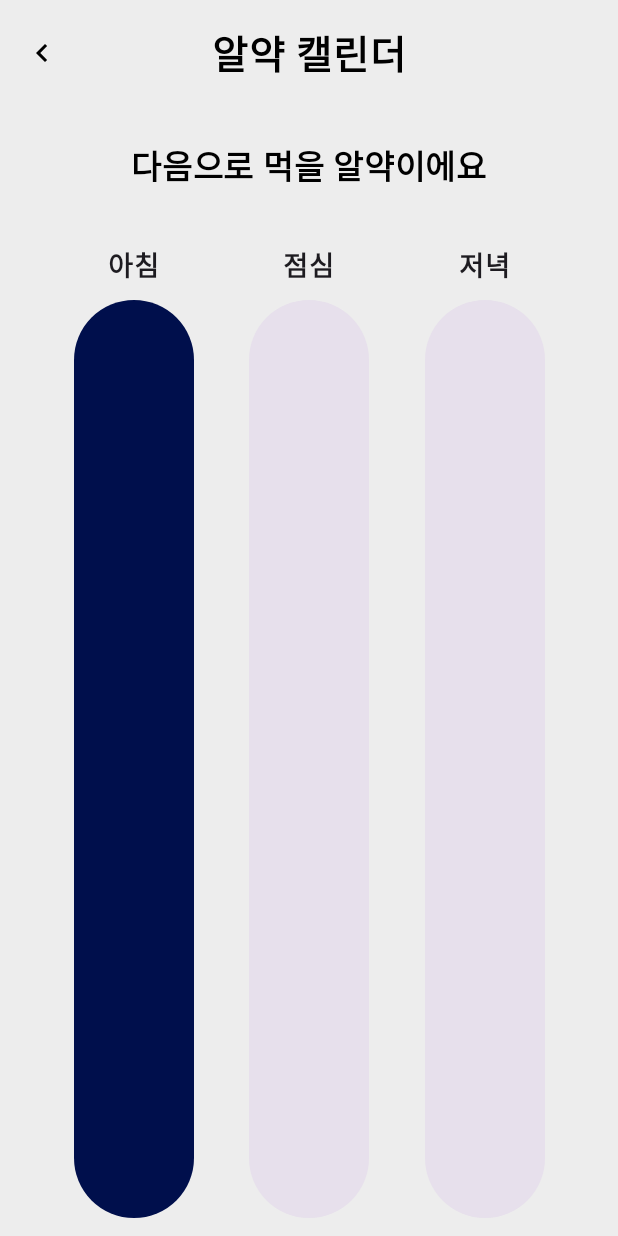
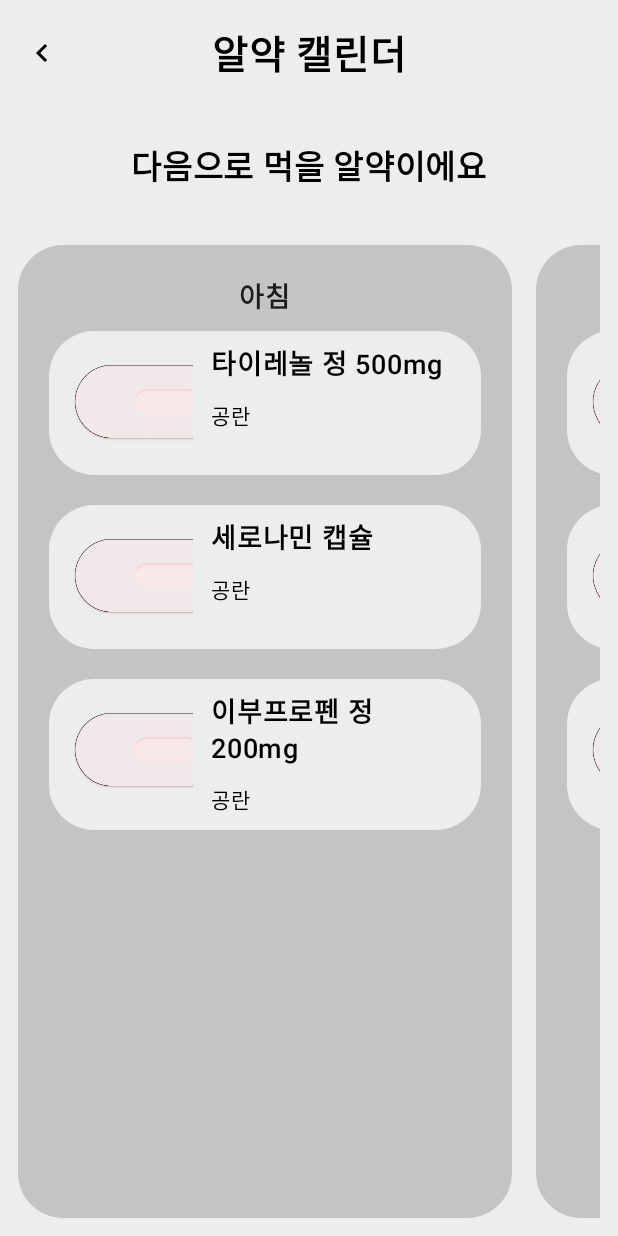
Before and after one commit to illujun/Capstone-Design, an Android app built with Jetpack Compose: the composable PillCalendar shown on its own in the app's theme, on a phone screen of 412 x 824 dp. Run offline under Robolectric (Android 15) with nearby library versions, the phone set to English and light mode, and no system bars; pictures from the network do not load.

Commit message:
calendar complete

```diff
--- a/Findpill/app/src/main/java/com/example/findpill/ui/component/PillList.kt
+++ b/Findpill/app/src/main/java/com/example/findpill/ui/component/PillList.kt
@@ -12,6 +12,7 @@ import androidx.compose.runtime.Composable
 import androidx.compose.ui.Modifier
 import androidx.compose.ui.res.painterResource
 import androidx.compose.ui.text.font.FontWeight
+import androidx.compose.ui.tooling.preview.Preview
 import androidx.compose.ui.unit.dp
 import androidx.compose.ui.unit.sp
 import coil.compose.rememberAsyncImagePainter
@@ -20,17 +21,16 @@ import com.example.findpill.R
 
 @Composable
 fun Pill(pill: PillInfo, onClick: () -> Unit) {
-    Card(
+    Box(
         modifier = Modifier
             .fillMaxWidth()
             .clickable { onClick() }
-            .background(MaterialTheme.colorScheme.onSecondary, shape = RoundedCornerShape(12.dp))
-            .padding(16.dp),
-        shape = RoundedCornerShape(16.dp)
+            .background(MaterialTheme.colorScheme.secondary, shape = RoundedCornerShape(30.dp))
+            .padding(vertical=8.dp),
     ) {
         Row(
-            modifier = Modifier.padding(16.dp),
-            horizontalArrangement = Arrangement.spacedBy(10.dp)
+            modifier = Modifier.padding(horizontal = 16.dp),
+            horizontalArrangement = Arrangement.spacedBy(12.dp)
         ) {
             Image(
                 painter = rememberAsyncImagePainter(
@@ -41,7 +41,9 @@ fun Pill(pill: PillInfo, onClick: () -> Unit) {
                 contentDescription = null,
                 modifier = Modifier.size(80.dp)
             )
-            Column {
+            Column (
+                verticalArrangement = Arrangement.spacedBy(10.dp)
+            ) {
                 Text(
                     pill.name,
                     fontWeight = FontWeight.SemiBold,
@@ -52,7 +54,6 @@ fun Pill(pill: PillInfo, onClick: () -> Unit) {
                     pill.description,
                     fontSize = 14.sp,
                     color = MaterialTheme.colorScheme.onSurface,
-                    modifier = Modifier.padding(top = 12.dp)
                 )
             }
         }
--- a/Findpill/app/src/main/java/com/example/findpill/ui/screen/Loading.kt
+++ b/Findpill/app/src/main/java/com/example/findpill/ui/screen/Loading.kt
@@ -84,6 +84,7 @@ fun Loading(navController: NavController){
                 confirmButton = {
                     Button(onClick = {
                         showSuccess = false
+                        navController.navigate("result")
                     }){
                         Text("확인")
                     }
--- a/Findpill/app/src/main/java/com/example/findpill/ui/screen/PillCalendar.kt
+++ b/Findpill/app/src/main/java/com/example/findpill/ui/screen/PillCalendar.kt
@@ -6,15 +6,19 @@ import androidx.compose.foundation.layout.fillMaxSize
 import androidx.compose.foundation.lazy.LazyColumn
 import androidx.compose.foundation.lazy.LazyRow
 import androidx.compose.foundation.lazy.items
+import androidx.compose.foundation.lazy.rememberLazyListState
+import androidx.compose.foundation.shape.RoundedCornerShape
 import androidx.compose.material3.Button
 import androidx.compose.material3.ButtonDefaults
 import androidx.compose.material3.MaterialTheme
 import androidx.compose.material3.Text
 import androidx.compose.runtime.Composable
+import androidx.compose.runtime.LaunchedEffect
 import androidx.compose.runtime.collectAsState
 import androidx.compose.runtime.getValue
 import androidx.compose.runtime.mutableStateOf
 import androidx.compose.runtime.remember
+import androidx.compose.runtime.snapshotFlow
 import androidx.compose.ui.Alignment
 import androidx.compose.ui.Modifier
 import androidx.compose.ui.text.font.FontWeight
@@ -35,6 +39,10 @@ fun PillCalendar(navController: NavController, viewModel: CalendarViewModel){
     val morning by viewModel.morning.collectAsState(initial = emptySet())
     val afternoon by viewModel.afternoon.collectAsState(initial = emptySet())
     val night by viewModel.night.collectAsState(initial = emptySet())
+
+    val slots = listOf("morning", "afternoon", "night")
+
+
 
     val curtime = when (selectedtime.value){
         "morning" -> morning
@@ -63,47 +71,49 @@ fun PillCalendar(navController: NavController, viewModel: CalendarViewModel){
                 modifier = Modifier.padding(vertical = 24.dp)
             )
 
-            val slots = listOf("morning", "afternoon", "night")
+
+            BoxWithConstraints {
+                val rowWidth = maxWidth * 0.8f
+                val paddingWidth = maxWidth * 0.05f
                 LazyRow (
-                modifier = Modifier.fillMaxWidth().padding(12.dp),
-                horizontalArrangement = Arrangement.SpaceEvenly
+                    modifier = Modifier
+                        .fillMaxWidth()
+                        .padding(12.dp),
+                    horizontalArrangement = Arrangement.spacedBy(16.dp)
                 ) {
                     items(slots) { slot ->
                         Column(
+                            modifier = Modifier
+                                .width(rowWidth)
+                                .background(MaterialTheme.colorScheme.onPrimary, shape= RoundedCornerShape(30.dp))
+                                .padding(paddingWidth),
                             verticalArrangement = Arrangement.spacedBy(10.dp),
                             horizontalAlignment = Alignment.CenterHorizontally
                         ){
                             Text(
-                            if(slot=="morning") "아침"
-                            else if(slot=="afternoon") "점심"
-                            else "저녁",
+                                text = when (slot) {
+                                    "morning" -> "아침"
+                                    "afternoon" -> "점심"
+                                    "night" -> "저녁"
+                                    else -> ""
+                                },
                                 fontSize = 18.sp,
                                 fontWeight = FontWeight.Bold
                             )
-                        Button(
-                            onClick = { selectedtime.value = slot },
-                            colors = ButtonDefaults.buttonColors(
-                                containerColor = if (selectedtime.value == slot) MaterialTheme.colorScheme.primary
-                                else MaterialTheme.colorScheme.surfaceVariant
-                            ),
-                            modifier = Modifier.fillMaxWidth(0.7f)
+                            LazyColumn(
+                                modifier = Modifier
+                                    .fillMaxSize(),
+                                verticalArrangement = Arrangement.spacedBy(20.dp)
                             ){
-
-                            LazyColumn(
-                                modifier = Modifier.fillMaxSize().padding(horizontal = 16.dp),
-                                verticalArrangement = Arrangement.spacedBy(10.dp)
-                            ){
-                                items(curtime.toList()) { pillId ->
-                                    val pill = pillId.toIntOrNull()?.let {id->
-                                        dummyPillList.find { it.id == id }
-                                    }
-                                    pill?.let { Pill(pill = it, onClick = {navController.navigate("detail")} )}
+                                items(dummyPillList) { pill ->
+                                    Pill(pill = pill, onClick = {navController.navigate("detail")})
                                 }
                             }
                         }
                     }
                 }
             }
+
         }
     }
 }
--- a/Findpill/app/src/main/java/com/example/findpill/ui/utils/getCurrentTime.kt
+++ b/Findpill/app/src/main/java/com/example/findpill/ui/utils/getCurrentTime.kt
@@ -7,7 +7,7 @@ fun getCurrentTime(): String {
     val hour = Calendar.getInstance().get(Calendar.HOUR_OF_DAY)
     return when (hour) {
         in 5..10 -> "morning"
-        in 11..15 -> "noon"
+        in 11..17 -> "noon"
         else -> "night"
     }
 }
```
Also changed, not shown: Findpill/app/src/main/java/com/example/findpill/ui/screen/Result.kt (+10 -0 lines). Lines whose indentation alone changed are shown as unchanged.
